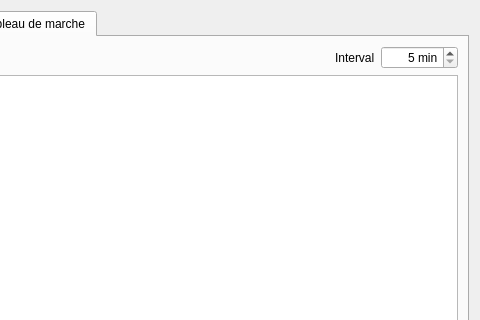
nohal/qtVlm, file src/Ui/Route_Editor.ui: the form before one commit; both pictures show x 160 to 640 and y 0 to 320 of the 640 by 647 pixel window.
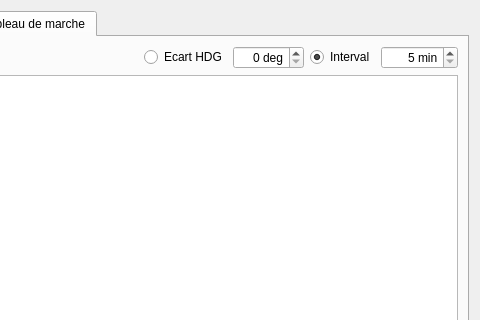
The form after the commit. The open tabs and pages were chosen to show the change.

```diff
--- a/src/Ui/Route_Editor.ui
+++ b/src/Ui/Route_Editor.ui
@@ -532,10 +532,33 @@
           </spacer>
          </item>
          <item>
-          <widget class="QLabel" name="label_2">
+          <widget class="QRadioButton" name="useHDG">
+           <property name="text">
+            <string>Ecart HDG</string>
+           </property>
+          </widget>
+         </item>
+         <item>
+          <widget class="QSpinBox" name="roadMapHDG">
+           <property name="alignment">
+            <set>Qt::AlignRight|Qt::AlignTrailing|Qt::AlignVCenter</set>
+           </property>
+           <property name="suffix">
+            <string> deg</string>
+           </property>
+           <property name="maximum">
+            <number>180</number>
+           </property>
+          </widget>
+         </item>
+         <item>
+          <widget class="QRadioButton" name="useInterval">
            <property name="text">
             <string>Interval</string>
            </property>
+           <property name="checked">
+            <bool>true</bool>
+           </property>
           </widget>
          </item>
          <item>
```
Left out of the diff: 25 changed lines with no effect on the pictures.
